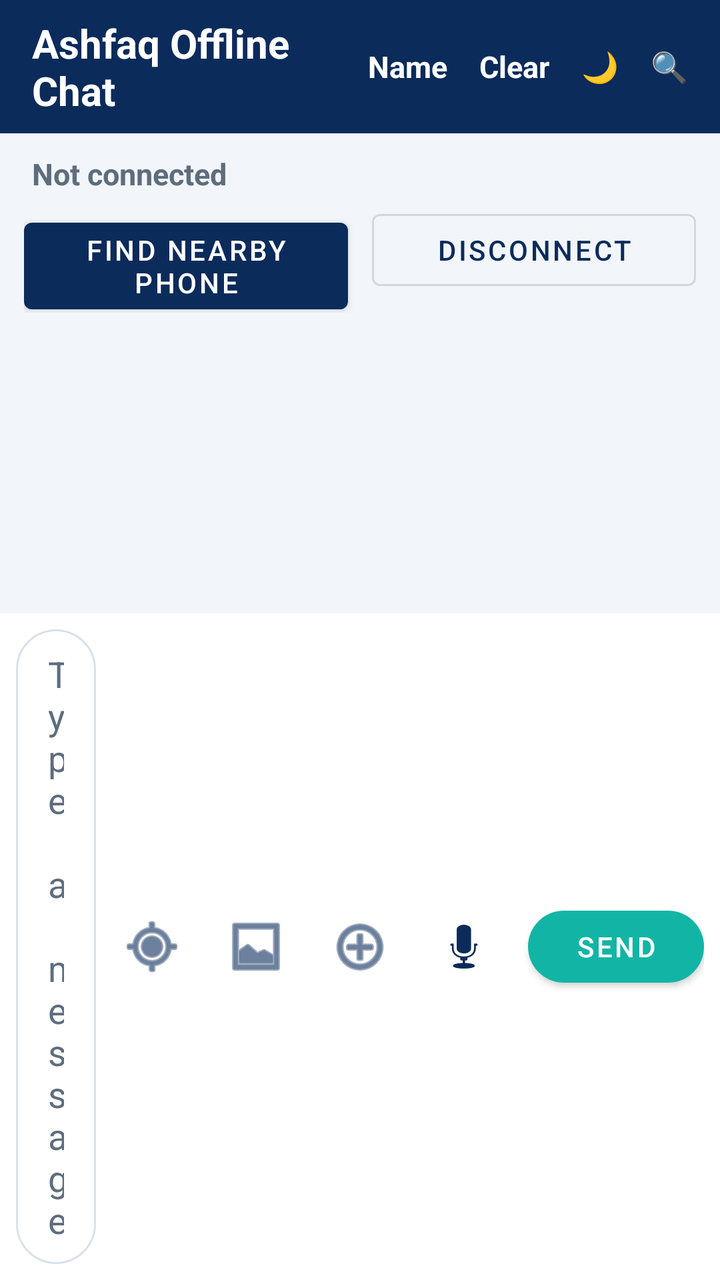
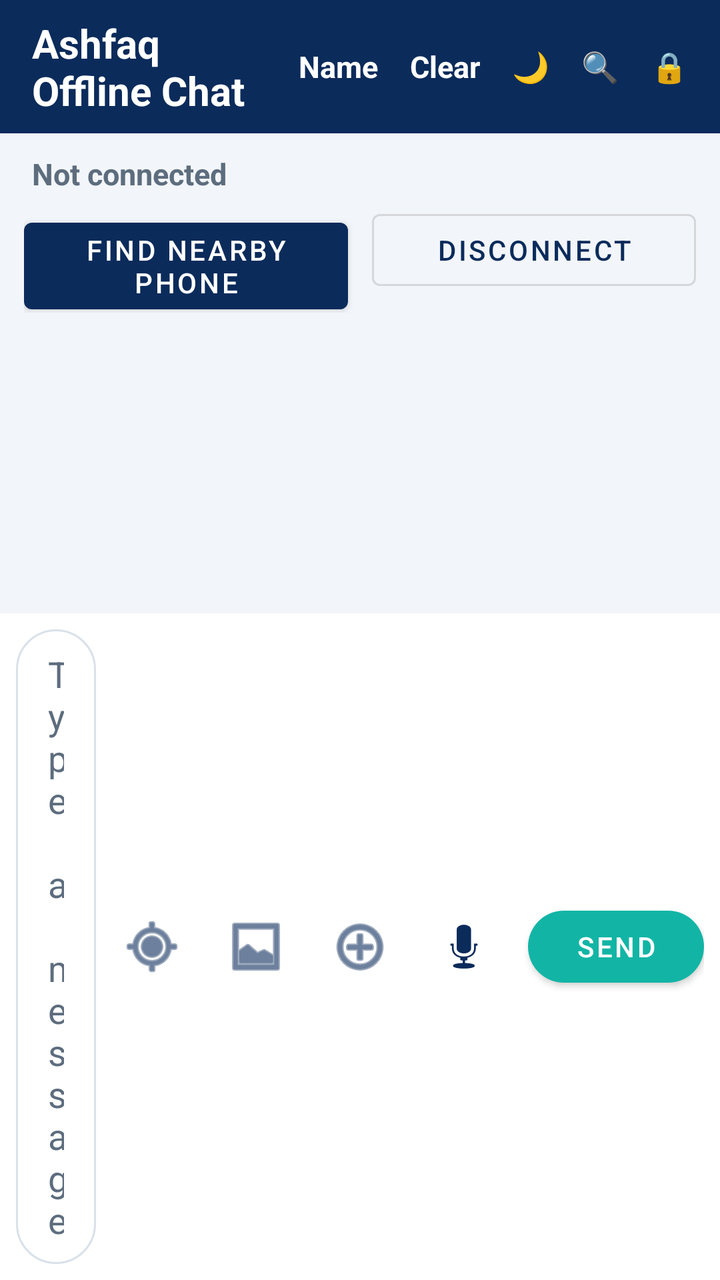

Before-and-after screenshots of an Android layout around one commit, followed by the original layout XML and the change that was made.
<!-- AndroidManifest.xml: application theme Theme.AshfaqOfflineChat -->
<!-- res/layout/activity_main.xml -->
<?xml version="1.0" encoding="utf-8"?>
<LinearLayout xmlns:android="http://schemas.android.com/apk/res/android"
    xmlns:app="http://schemas.android.com/apk/res-auto"
    android:id="@+id/rootLayout"
    android:layout_width="match_parent"
    android:layout_height="match_parent"
    android:background="@color/screen_background"
    android:orientation="vertical">

    <LinearLayout
        android:id="@+id/headerBar"
        android:layout_width="match_parent"
        android:layout_height="wrap_content"
        android:background="@color/primary"
        android:gravity="center_vertical"
        android:orientation="horizontal"
        android:paddingStart="16dp"
        android:paddingTop="8dp"
        android:paddingEnd="8dp"
        android:paddingBottom="8dp">

        <TextView
            android:id="@+id/titleText"
            android:layout_width="0dp"
            android:layout_height="wrap_content"
            android:layout_weight="1"
            android:text="@string/app_name"
            android:textColor="@color/on_primary"
            android:textSize="20sp"
            android:textStyle="bold" />

        <TextView
            android:id="@+id/buttonName"
            android:layout_width="wrap_content"
            android:layout_height="wrap_content"
            android:background="?attr/selectableItemBackgroundBorderless"
            android:clickable="true"
            android:focusable="true"
            android:padding="8dp"
            android:text="@string/your_name"
            android:textColor="@color/on_primary"
            android:textSize="15sp"
            android:textStyle="bold" />

        <TextView
            android:id="@+id/buttonClearChat"
            android:layout_width="wrap_content"
            android:layout_height="wrap_content"
            android:background="?attr/selectableItemBackgroundBorderless"
            android:clickable="true"
            android:focusable="true"
            android:padding="8dp"
            android:text="@string/clear_chat"
            android:textColor="@color/on_primary"
            android:textSize="15sp"
            android:textStyle="bold" />

        <TextView
            android:id="@+id/buttonTheme"
            android:layout_width="wrap_content"
            android:layout_height="wrap_content"
            android:background="?attr/selectableItemBackgroundBorderless"
            android:clickable="true"
            android:contentDescription="@string/theme_toggle"
            android:focusable="true"
            android:padding="8dp"
            android:text="🌙"
            android:textColor="@color/on_primary"
            android:textSize="15sp" />

        <TextView
            android:id="@+id/buttonSearch"
            android:layout_width="wrap_content"
            android:layout_height="wrap_content"
            android:background="?attr/selectableItemBackgroundBorderless"
            android:clickable="true"
            android:contentDescription="@string/search_messages"
            android:focusable="true"
            android:padding="8dp"
            android:text="🔍"
            android:textColor="@color/on_primary"
            android:textSize="15sp" />
    </LinearLayout>

    <LinearLayout
        android:id="@+id/searchBar"
        android:layout_width="match_parent"
        android:layout_height="wrap_content"
        android:background="@color/input_bar_background"
        android:gravity="center_vertical"
        android:orientation="horizontal"
        android:paddingStart="16dp"
        android:paddingTop="6dp"
        android:paddingEnd="8dp"
        android:paddingBottom="6dp"
        android:visibility="gone">

        <EditText
            android:id="@+id/editSearch"
            android:layout_width="0dp"
            android:layout_height="wrap_content"
            android:layout_weight="1"
            android:background="@drawable/bg_input_field"
            android:hint="@string/search_hint"
            android:importantForAutofill="no"
            android:inputType="text"
            android:maxLines="1"
            android:paddingStart="14dp"
            android:paddingTop="8dp"
            android:paddingEnd="14dp"
            android:paddingBottom="8dp"
            android:textColor="@color/text_primary"
            android:textColorHint="@color/text_secondary" />

        <ImageButton
            android:id="@+id/buttonCloseSearch"
            android:layout_width="40dp"
            android:layout_height="40dp"
            android:background="@android:color/transparent"
            android:contentDescription="@string/close_search"
            android:src="@android:drawable/ic_menu_close_clear_cancel"
            android:tint="@color/text_secondary" />
    </LinearLayout>

    <TextView
        android:id="@+id/statusText"
        android:layout_width="match_parent"
        android:layout_height="wrap_content"
        android:paddingStart="16dp"
        android:paddingTop="10dp"
        android:paddingEnd="16dp"
        android:paddingBottom="4dp"
        android:text="@string/status_not_connected"
        android:textColor="@color/status_idle"
        android:textSize="15sp"
        android:textStyle="bold" />

    <LinearLayout
        android:layout_width="match_parent"
        android:layout_height="wrap_content"
        android:orientation="horizontal"
        android:paddingStart="12dp"
        android:paddingEnd="12dp">

        <com.google.android.material.button.MaterialButton
            android:id="@+id/buttonFind"
            android:layout_width="0dp"
            android:layout_height="wrap_content"
            android:layout_marginEnd="6dp"
            android:layout_weight="1"
            android:text="@string/find_nearby" />

        <com.google.android.material.button.MaterialButton
            android:id="@+id/buttonDisconnect"
            style="@style/Widget.MaterialComponents.Button.OutlinedButton"
            android:layout_width="0dp"
            android:layout_height="wrap_content"
            android:layout_marginStart="6dp"
            android:layout_weight="1"
            android:text="@string/disconnect" />
    </LinearLayout>

    <androidx.recyclerview.widget.RecyclerView
        android:id="@+id/recyclerMessages"
        android:layout_width="match_parent"
        android:layout_height="0dp"
        android:layout_weight="1"
        android:clipToPadding="false"
        android:paddingStart="8dp"
        android:paddingTop="8dp"
        android:paddingEnd="8dp"
        android:paddingBottom="8dp" />

    <LinearLayout
        android:id="@+id/quoteBar"
        android:layout_width="match_parent"
        android:layout_height="wrap_content"
        android:background="@color/input_bar_background"
        android:gravity="center_vertical"
        android:orientation="horizontal"
        android:paddingStart="16dp"
        android:paddingTop="6dp"
        android:paddingEnd="8dp"
        android:paddingBottom="2dp"
        android:visibility="gone">

        <View
            android:id="@+id/quoteBarStrip"
            android:layout_width="4dp"
            android:layout_height="36dp"
            android:background="@color/accent" />

        <LinearLayout
            android:layout_width="0dp"
            android:layout_height="wrap_content"
            android:layout_marginStart="10dp"
            android:layout_weight="1"
            android:orientation="vertical">

            <TextView
                android:id="@+id/quoteBarSender"
                android:layout_width="wrap_content"
                android:layout_height="wrap_content"
                android:ellipsize="end"
                android:maxLines="1"
                android:textColor="@color/accent"
                android:textSize="13sp"
                android:textStyle="bold" />

            <TextView
                android:id="@+id/quoteBarText"
                android:layout_width="wrap_content"
                android:layout_height="wrap_content"
                android:ellipsize="end"
                android:maxLines="1"
                android:textColor="@color/text_secondary"
                android:textSize="13sp" />
        </LinearLayout>

        <ImageButton
            android:id="@+id/buttonCancelQuote"
            android:layout_width="40dp"
            android:layout_height="40dp"
            android:background="@android:color/transparent"
            android:contentDescription="@string/cancel_reply"
            android:src="@android:drawable/ic_menu_close_clear_cancel"
            android:tint="@color/text_secondary" />
    </LinearLayout>

    <LinearLayout
        android:id="@+id/inputBar"
        android:layout_width="match_parent"
        android:layout_height="wrap_content"
        android:background="@color/input_bar_background"
        android:gravity="center_vertical"
        android:orientation="horizontal"
        android:padding="8dp">

        <EditText
            android:id="@+id/editMessage"
            android:layout_width="0dp"
            android:layout_height="wrap_content"
            android:layout_weight="1"
            android:background="@drawable/bg_input_field"
            android:hint="@string/message_hint"
            android:importantForAutofill="no"
            android:inputType="textCapSentences|textMultiLine"
            android:maxLines="4"
            android:minHeight="48dp"
            android:paddingStart="16dp"
            android:paddingTop="10dp"
            android:paddingEnd="16dp"
            android:paddingBottom="10dp"
            android:textColor="@color/text_primary"
            android:textColorHint="@color/text_secondary" />

        <ImageButton
            android:id="@+id/buttonLocation"
            android:layout_width="48dp"
            android:layout_height="48dp"
            android:layout_marginStart="4dp"
            android:background="@android:color/transparent"
            android:contentDescription="@string/share_location"
            android:src="@android:drawable/ic_menu_mylocation"
            android:tint="@color/primary" />

        <ImageButton
            android:id="@+id/buttonPhoto"
            android:layout_width="48dp"
            android:layout_height="48dp"
            android:layout_marginStart="4dp"
            android:background="@android:color/transparent"
            android:contentDescription="@string/pick_media"
            android:src="@android:drawable/ic_menu_gallery"
            android:tint="@color/primary" />

        <ImageButton
            android:id="@+id/buttonFile"
            android:layout_width="48dp"
            android:layout_height="48dp"
            android:layout_marginStart="4dp"
            android:background="@android:color/transparent"
            android:contentDescription="@string/send_file"
            android:src="@android:drawable/ic_menu_add"
            android:tint="@color/primary" />

        <ImageButton
            android:id="@+id/buttonMic"
            android:layout_width="48dp"
            android:layout_height="48dp"
            android:layout_marginStart="4dp"
            android:background="@android:color/transparent"
            android:contentDescription="@string/record_voice"
            android:src="@android:drawable/ic_btn_speak_now"
            android:tint="@color/primary" />

        <com.google.android.material.button.MaterialButton
            android:id="@+id/buttonSend"
            android:layout_width="wrap_content"
            android:layout_height="wrap_content"
            android:layout_marginStart="8dp"
            android:text="@string/send"
            app:backgroundTint="@color/accent"
            app:cornerRadius="24dp" />
    </LinearLayout>

</LinearLayout>
<!-- resources referenced by this layout -->
<resources>
  <color name="accent">#12B5A5</color>
  <color name="input_bar_background">#FFFFFF</color>
  <color name="on_primary">#FFFFFF</color>
  <color name="primary">#0B2B5B</color>
  <color name="screen_background">#F2F5F9</color>
  <color name="status_idle">#5D6D7E</color>
  <color name="text_primary">#1C2733</color>
  <color name="text_secondary">#5D6D7E</color>
  <!-- drawable bg_input_field (drawable) -->
  <?xml version="1.0" encoding="utf-8"?>
  <shape xmlns:android="http://schemas.android.com/apk/res/android"
      android:shape="rectangle">
      <solid android:color="@color/input_bar_background" />
      <stroke
          android:width="1dp"
          android:color="@color/input_stroke" />
      <corners android:radius="24dp" />
  </shape>
  <string name="app_name">Ashfaq Offline Chat</string>
  <string name="cancel_reply">Cancel reply</string>
  <string name="clear_chat">Clear</string>
  <string name="close_search">Close search</string>
  <string name="disconnect">Disconnect</string>
  <string name="find_nearby">Find Nearby Phone</string>
  <string name="message_hint">Type a message</string>
  <string name="pick_media">Send a photo or video</string>
  <string name="record_voice">Record a voice message</string>
  <string name="search_hint">Search messages…</string>
  <string name="search_messages">Search messages</string>
  <string name="send">Send</string>
  <string name="send_file">Send a file</string>
  <string name="share_location">Share your location</string>
  <string name="status_not_connected">Not connected</string>
  <string name="theme_toggle">Dark mode on or off</string>
  <string name="your_name">Name</string>
  <style name="Theme.AshfaqOfflineChat" parent="Theme.MaterialComponents.Light.NoActionBar">
          <item name="colorPrimary">@color/primary</item>
          <item name="colorPrimaryDark">@color/primary_dark</item>
          <item name="colorOnPrimary">@color/on_primary</item>
          <item name="colorAccent">@color/accent</item>
          <item name="android:statusBarColor">@color/primary_dark</item>
          <item name="android:windowBackground">@color/screen_background</item>
          <item name="android:textColorPrimary">@color/text_primary</item>
      </style>
  <color name="input_stroke">#D9E1EA</color>
  <color name="primary_dark">#071F42</color>
</resources>

<!-- the commit's change to res/layout/activity_main.xml (unified diff, before → after) -->
@@ -1,11 +1,15 @@
 <?xml version="1.0" encoding="utf-8"?>
-<LinearLayout xmlns:android="http://schemas.android.com/apk/res/android"
+<FrameLayout xmlns:android="http://schemas.android.com/apk/res/android"
     xmlns:app="http://schemas.android.com/apk/res-auto"
     android:id="@+id/rootLayout"
     android:layout_width="match_parent"
     android:layout_height="match_parent"
-    android:background="@color/screen_background"
-    android:orientation="vertical">
+    android:background="@color/screen_background">
+
+    <LinearLayout
+        android:layout_width="match_parent"
+        android:layout_height="match_parent"
+        android:orientation="vertical">
 
     <LinearLayout
         android:id="@+id/headerBar"
@@ -78,6 +82,19 @@
             android:focusable="true"
             android:padding="8dp"
             android:text="🔍"
+            android:textColor="@color/on_primary"
+            android:textSize="15sp" />
+
+        <TextView
+            android:id="@+id/buttonLock"
+            android:layout_width="wrap_content"
+            android:layout_height="wrap_content"
+            android:background="?attr/selectableItemBackgroundBorderless"
+            android:clickable="true"
+            android:contentDescription="@string/pin_lock"
+            android:focusable="true"
+            android:padding="8dp"
+            android:text="🔒"
             android:textColor="@color/on_primary"
             android:textSize="15sp" />
     </LinearLayout>
@@ -303,5 +320,83 @@
             app:backgroundTint="@color/accent"
             app:cornerRadius="24dp" />
     </LinearLayout>
-
-</LinearLayout>
+    </LinearLayout>
+
+    
+    <FrameLayout
+        android:id="@+id/lockOverlay"
+        android:layout_width="match_parent"
+        android:layout_height="match_parent"
+        android:background="@color/screen_background"
+        android:clickable="true"
+        android:focusable="true"
+        android:visibility="gone">
+
+        <LinearLayout
+            android:layout_width="match_parent"
+            android:layout_height="wrap_content"
+            android:layout_gravity="center"
+            android:gravity="center_horizontal"
+            android:orientation="vertical"
+            android:padding="32dp">
+
+            <TextView
+                android:id="@+id/lockTitle"
+                android:layout_width="wrap_content"
+                android:layout_height="wrap_content"
+                android:text="@string/app_name"
+                android:textColor="@color/text_primary"
+                android:textSize="24sp"
+                android:textStyle="bold" />
+
+            <TextView
+                android:id="@+id/lockHint"
+                android:layout_width="wrap_content"
+                android:layout_height="wrap_content"
+                android:layout_marginTop="8dp"
+                android:text="@string/pin_lock_hint"
+                android:textColor="@color/text_secondary"
+                android:textSize="15sp" />
+
+            <EditText
+                android:id="@+id/editPin"
+                android:layout_width="180dp"
+                android:layout_height="wrap_content"
+                android:layout_marginTop="24dp"
+                android:background="@drawable/bg_input_field"
+                android:hint="@string/pin_hint"
+                android:imeOptions="actionDone"
+                android:importantForAutofill="no"
+                android:inputType="numberPassword"
+                android:maxLength="4"
+                android:paddingStart="16dp"
+                android:paddingTop="12dp"
+                android:paddingEnd="16dp"
+                android:paddingBottom="12dp"
+                android:textAlignment="center"
+                android:textColor="@color/text_primary"
+                android:textColorHint="@color/text_secondary"
+                android:textSize="20sp" />
+
+            <TextView
+                android:id="@+id/textPinError"
+                android:layout_width="wrap_content"
+                android:layout_height="wrap_content"
+                android:layout_marginTop="8dp"
+                android:text="@string/pin_wrong"
+                android:textColor="@color/status_error"
+                android:textSize="14sp"
+                android:visibility="gone" />
+
+            <com.google.android.material.button.MaterialButton
+                android:id="@+id/buttonUnlock"
+                android:layout_width="wrap_content"
+                android:layout_height="wrap_content"
+                android:layout_marginTop="20dp"
+                android:text="@string/unlock"
+                app:backgroundTint="@color/accent"
+                app:cornerRadius="24dp" />
+        </LinearLayout>
+    </FrameLayout>
+
+</FrameLayout>
<!-- resource entries referenced after the edit -->
@@ -5,6 +5,7 @@
   <color name="on_primary">#FFFFFF</color>
   <color name="primary">#0B2B5B</color>
   <color name="screen_background">#F2F5F9</color>
+  <color name="status_error">#C62828</color>
   <color name="status_idle">#5D6D7E</color>
   <color name="text_primary">#1C2733</color>
   <color name="text_secondary">#5D6D7E</color>
@@ -26,6 +27,10 @@
   <string name="find_nearby">Find Nearby Phone</string>
   <string name="message_hint">Type a message</string>
   <string name="pick_media">Send a photo or video</string>
+  <string name="pin_hint">4-digit PIN</string>
+  <string name="pin_lock">PIN lock settings</string>
+  <string name="pin_lock_hint">Enter your PIN to unlock</string>
+  <string name="pin_wrong">Wrong PIN</string>
   <string name="record_voice">Record a voice message</string>
   <string name="search_hint">Search messages…</string>
   <string name="search_messages">Search messages</string>
@@ -34,6 +39,7 @@
   <string name="share_location">Share your location</string>
   <string name="status_not_connected">Not connected</string>
   <string name="theme_toggle">Dark mode on or off</string>
+  <string name="unlock">Unlock</string>
   <string name="your_name">Name</string>
   <style name="Theme.AshfaqOfflineChat" parent="Theme.MaterialComponents.Light.NoActionBar">
           <item name="colorPrimary">@color/primary</item>
